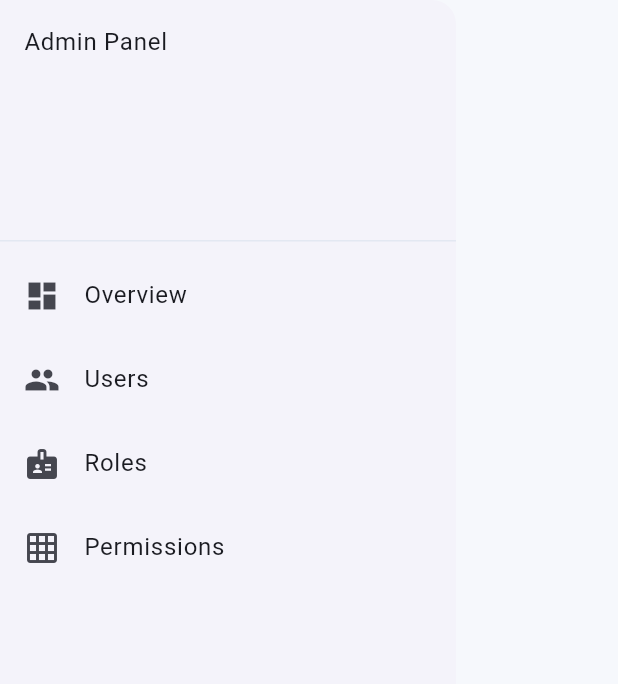
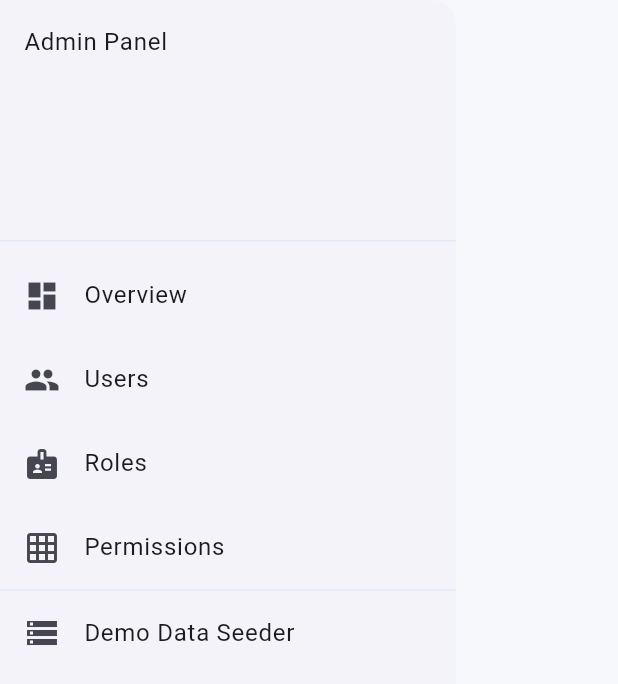
Before and after one commit to MdEnamulHaque007/footwear-erp, a Flutter app: the AdminSidebarWidget widget shown alone on an empty page, opened directly, on a phone screen of 412 x 824 dp. Shown: the top 684 px of the screen. Run offline on Flutter 3.47's test engine with Material 3 defaults, Android fonts, the light colour scheme and no system bars; our stand-ins replace cloud_firestore, dartz, equatable, firebase_auth, firebase_core, firebase_storage and 8 more; missing offline and left inert: excel; accounts and stored records are empty.

Commit message:
feat: add demo data seeder to admin menu

```diff
--- a/lib/presentation/widgets/admin_sidebar_widget.dart
+++ b/lib/presentation/widgets/admin_sidebar_widget.dart
@@ -8,26 +8,12 @@ class AdminSidebarWidget extends StatelessWidget {
     child: ListView(
       children: [
         const DrawerHeader(child: Text('Admin Panel')),
-        ListTile(
-          leading: const Icon(Icons.dashboard),
-          title: const Text('Overview'),
-          onTap: () => context.go('/admin'),
-        ),
-        ListTile(
-          leading: const Icon(Icons.people),
-          title: const Text('Users'),
-          onTap: () => context.go('/admin/users'),
-        ),
-        ListTile(
-          leading: const Icon(Icons.badge),
-          title: const Text('Roles'),
-          onTap: () => context.go('/admin/roles'),
-        ),
-        ListTile(
-          leading: const Icon(Icons.grid_on),
-          title: const Text('Permissions'),
-          onTap: () => context.go('/admin/permissions'),
-        ),
+        ListTile(leading: const Icon(Icons.dashboard), title: const Text('Overview'), onTap: () => context.go('/admin')),
+        ListTile(leading: const Icon(Icons.people), title: const Text('Users'), onTap: () => context.go('/admin/users')),
+        ListTile(leading: const Icon(Icons.badge), title: const Text('Roles'), onTap: () => context.go('/admin/roles')),
+        ListTile(leading: const Icon(Icons.grid_on), title: const Text('Permissions'), onTap: () => context.go('/admin/permissions')),
+        const Divider(),
+        ListTile(leading: const Icon(Icons.storage), title: const Text('Demo Data Seeder'), onTap: () => context.go('/admin/demo-data')),
       ],
     ),
   );
```
